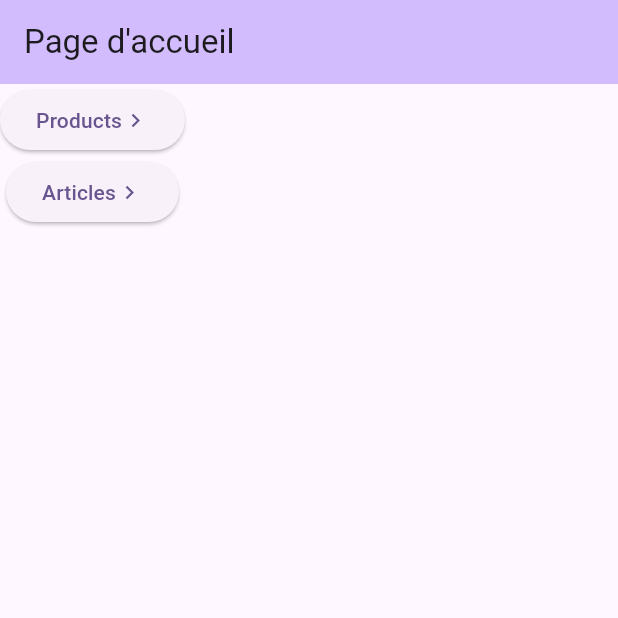
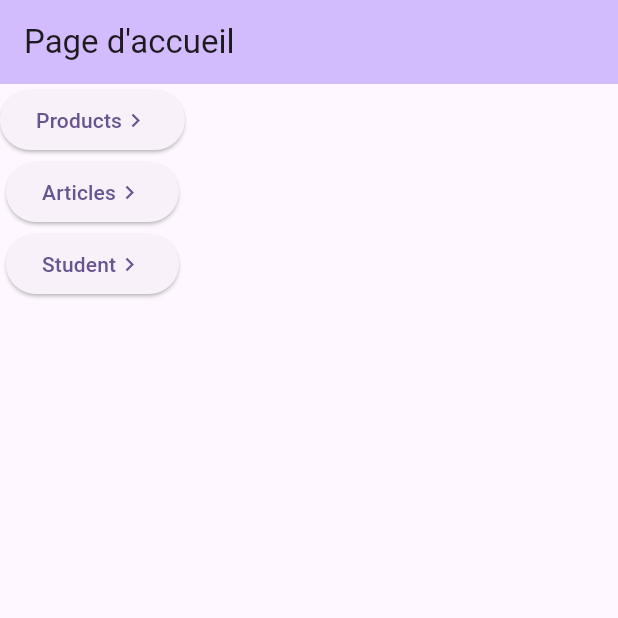
Before and after one commit to cpoiny/flutter_http, a Flutter app: the screen it shows after launch, on a phone screen of 412 x 824 dp, the top half of it. Run offline on Flutter 3.47's test engine with Material 3 defaults, Android fonts, the phone set to English and light mode, and no system bars.

```diff
--- a/lib/main.dart
+++ b/lib/main.dart
@@ -1,7 +1,9 @@
 import 'package:flutter/material.dart';
 import 'package:flutter_http/models/article.model.dart';
+import 'package:flutter_http/models/student.model.dart';
 import 'package:flutter_http/pages/article_page.dart';
 import 'package:flutter_http/pages/product_page.dart';
+import 'package:flutter_http/pages/student_page.dart';
 
 void main() {
   runApp(const MyApp());
@@ -75,6 +77,7 @@ class _MyHomePageState extends State<MyHomePage> {
         title: const Text("Page d'accueil"),
       ),
       body: Column(
+
         children: <Widget>[
          ElevatedButton(
           onPressed:() {
@@ -119,6 +122,26 @@ class _MyHomePageState extends State<MyHomePage> {
           ),
         ),
 
+        ElevatedButton(
+          onPressed:() {
+                Navigator.push(
+                context,
+                MaterialPageRoute(builder: (context) => const StudentPage()),
+                );
+          },
+          style: const ButtonStyle(
+
+          ),
+          child:const Row(
+            mainAxisSize: MainAxisSize.min,
+            children: <Widget>[
+              Text("Student"),
+              Icon(
+                Icons.chevron_right,
+                ),
+            ],
+          ),
+        ),
       ],
     ),
     );
--- a/lib/pages/student_page.dart
+++ b/lib/pages/student_page.dart
@@ -1,4 +1,5 @@
 import 'package:flutter/material.dart';
+import 'package:flutter_http/components/studentLister.dart';
 
 class StudentPage extends StatelessWidget {
   const StudentPage({super.key});
@@ -10,6 +11,7 @@ class StudentPage extends StatelessWidget {
         backgroundColor: Theme.of(context).colorScheme.inversePrimary,
         title: const Text("Un étudiant"),
       ),
+      body: const StudentLister(),
     );
   }
 }
```
Also changed, not shown: lib/components/studentLister.dart (added, +92 -0 lines).
